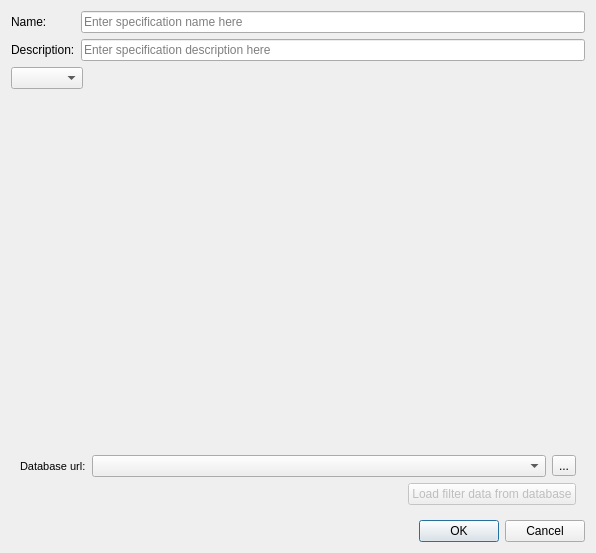
First picture: the form in spine_items/data_transformer/ui/specification_editor_widget.ui, repository spine-tools/spine-items, before the edit.
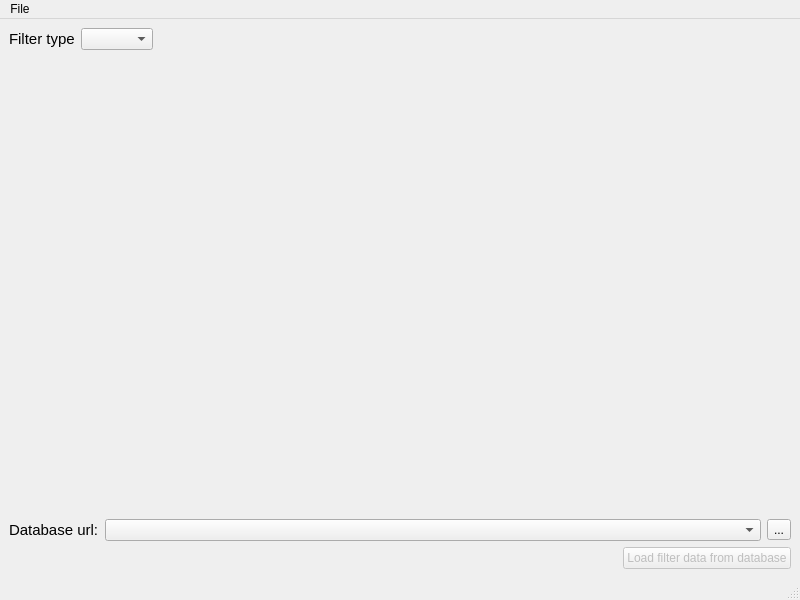
Second picture: the form after the edit. Icons and pictures are not drawn. Custom widgets are drawn as their Qt base class.

Commit message:
Add undo/redo to the DT Spec editor window
Re Spine-project/Spine-Toolbox#1244

What changed in the file:
```diff
--- a/spine_items/data_transformer/ui/specification_editor_widget.ui
+++ b/spine_items/data_transformer/ui/specification_editor_widget.ui
@@ -12,54 +12,62 @@
 ######################################################################################################################
 -->
 <ui version="4.0">
- <class>Form</class>
- <widget class="QWidget" name="Form">
+ <class>MainWindow</class>
+ <widget class="QMainWindow" name="MainWindow">
   <property name="geometry">
    <rect>
     <x>0</x>
     <y>0</y>
-    <width>596</width>
-    <height>553</height>
+    <width>800</width>
+    <height>600</height>
    </rect>
   </property>
   <property name="windowTitle">
    <string>Form</string>
   </property>
-  <layout class="QVBoxLayout" name="verticalLayout_2">
-   <item>
-    <layout class="QFormLayout" name="formLayout_2">
-     <item row="0" column="0">
-      <widget class="QLabel" name="label_2">
-       <property name="text">
-        <string>Name:</string>
-       </property>
-      </widget>
-     </item>
-     <item row="0" column="1">
-      <widget class="QLineEdit" name="specification_name_edit">
-       <property name="placeholderText">
-        <string>Enter specification name here</string>
-       </property>
-      </widget>
-     </item>
-     <item row="1" column="0">
-      <widget class="QLabel" name="label">
-       <property name="text">
-        <string>Description:</string>
-       </property>
-      </widget>
-     </item>
-     <item row="1" column="1">
-      <widget class="QLineEdit" name="specification_description_edit">
-       <property name="placeholderText">
-        <string>Enter specification description here</string>
-       </property>
-      </widget>
-     </item>
-    </layout>
-   </item>
+  <widget class="QWidget" name="centralwidget">
+   <layout class="QVBoxLayout" name="verticalLayout">
+    <property name="spacing">
+     <number>6</number>
+    </property>
+    <property name="leftMargin">
+     <number>9</number>
+    </property>
+    <property name="topMargin">
+     <number>9</number>
+    </property>
+    <property name="rightMargin">
+     <number>9</number>
+    </property>
+    <property name="bottomMargin">
+     <number>9</number>
+    </property>
    <item>
     <layout class="QHBoxLayout" name="horizontalLayout_3">
+      <property name="leftMargin">
+       <number>0</number>
+      </property>
+      <property name="topMargin">
+       <number>0</number>
+      </property>
+      <property name="rightMargin">
+       <number>0</number>
+      </property>
+      <property name="bottomMargin">
+       <number>0</number>
+      </property>
+      <item>
+       <widget class="QLabel" name="label">
+        <property name="font">
+         <font>
+          <pointsize>11</pointsize>
+         </font>
+        </property>
+        <property name="text">
+         <string>Filter type</string>
+        </property>
+       </widget>
+      </item>
      <item>
       <widget class="QComboBox" name="filter_combo_box"/>
      </item>
@@ -125,6 +133,18 @@
      </widget>
      <widget class="QWidget" name="fitle_page">
       <layout class="QVBoxLayout" name="verticalLayout_4">
+        <property name="leftMargin">
+         <number>0</number>
+        </property>
+        <property name="topMargin">
+         <number>0</number>
+        </property>
+        <property name="rightMargin">
+         <number>0</number>
+        </property>
+        <property name="bottomMargin">
+         <number>0</number>
+        </property>
        <item>
         <widget class="QWidget" name="filter_widget" native="true"/>
        </item>
@@ -134,7 +154,7 @@
           <widget class="QLabel" name="label_3">
            <property name="font">
             <font>
-             <pointsize>8</pointsize>
+              <pointsize>11</pointsize>
             </font>
            </property>
            <property name="text">
@@ -199,14 +219,34 @@
      </widget>
     </widget>
    </item>
-   <item>
-    <widget class="QDialogButtonBox" name="button_box">
-     <property name="standardButtons">
-      <set>QDialogButtonBox::Cancel|QDialogButtonBox::Ok</set>
-     </property>
-    </widget>
-   </item>
-  </layout>
+   </layout>
+  </widget>
+  <widget class="QMenuBar" name="menubar">
+   <property name="geometry">
+    <rect>
+     <x>0</x>
+     <y>0</y>
+     <width>800</width>
+     <height>27</height>
+    </rect>
+   </property>
+   <widget class="QMenu" name="menuFile">
+    <property name="title">
+     <string>File</string>
+    </property>
+    <addaction name="actionSaveAndClose"/>
+   </widget>
+   <addaction name="menuFile"/>
+  </widget>
+  <widget class="QStatusBar" name="statusbar"/>
+  <action name="actionSaveAndClose">
+   <property name="text">
+    <string>Save and close</string>
+   </property>
+   <property name="shortcut">
+    <string>Ctrl+Return</string>
+   </property>
+  </action>
  </widget>
  <customwidgets>
   <customwidget>
```
Left out of the diff: 14 changed lines with no effect on the pictures. Lines whose indentation alone changed are shown as unchanged. The commit also changes 8 other files.
